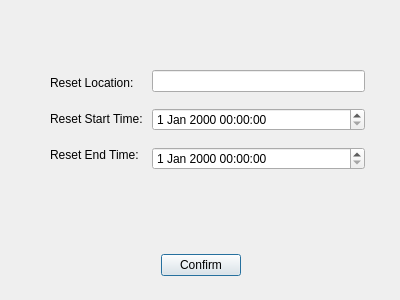
Above: resources/UI_resources/modifySession_Dialog.ui from doddodod/GRP17 before the change. Below: the same form after it.
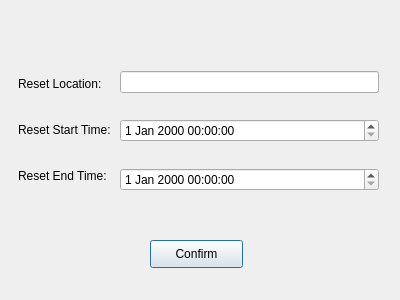
That is the form after the change.

Commit message: Add auto-size function to ui files. Modify the files to be ready for coding.

What changed in the file:
```diff
--- a/resources/UI_resources/modifySession_Dialog.ui
+++ b/resources/UI_resources/modifySession_Dialog.ui
@@ -13,13 +13,26 @@
   <property name="windowTitle">
    <string>Dialog</string>
   </property>
+  <widget class="QPushButton" name="pushButton">
+   <property name="geometry">
+    <rect>
+     <x>150</x>
+     <y>240</y>
+     <width>93</width>
+     <height>28</height>
+    </rect>
+   </property>
+   <property name="text">
+    <string>Confirm</string>
+   </property>
+  </widget>
   <widget class="QWidget" name="">
    <property name="geometry">
     <rect>
-     <x>50</x>
-     <y>60</y>
-     <width>315</width>
-     <height>121</height>
+     <x>18</x>
+     <y>51</y>
+     <width>361</width>
+     <height>161</height>
     </rect>
    </property>
    <layout class="QHBoxLayout" name="horizontalLayout">
@@ -81,51 +94,6 @@
     </item>
    </layout>
   </widget>
-  <widget class="QWidget" name="">
-   <property name="geometry">
-    <rect>
-     <x>0</x>
-     <y>250</y>
-     <width>401</width>
-     <height>30</height>
-    </rect>
-   </property>
-   <layout class="QHBoxLayout" name="horizontalLayout_2">
-    <item>
-     <spacer name="horizontalSpacer">
-      <property name="orientation">
-       <enum>Qt::Horizontal</enum>
-      </property>
-      <property name="sizeHint" stdset="0">
-       <size>
-        <width>150</width>
-        <height>20</height>
-       </size>
-      </property>
-     </spacer>
-    </item>
-    <item>
-     <widget class="QPushButton" name="pushButton">
-      <property name="text">
-       <string>Confirm</string>
-      </property>
-     </widget>
-    </item>
-    <item>
-     <spacer name="horizontalSpacer_2">
-      <property name="orientation">
-       <enum>Qt::Horizontal</enum>
-      </property>
-      <property name="sizeHint" stdset="0">
-       <size>
-        <width>150</width>
-        <height>20</height>
-       </size>
-      </property>
-     </spacer>
-    </item>
-   </layout>
-  </widget>
  </widget>
  <resources/>
  <connections/>
```
The commit also changes 10 other files.
